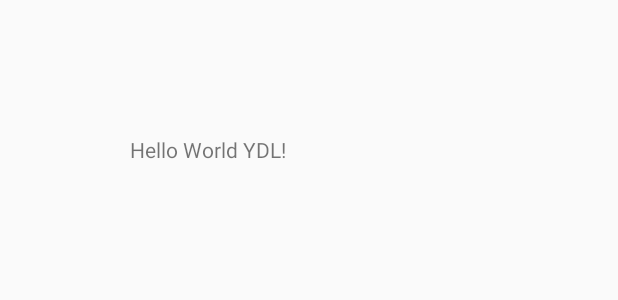
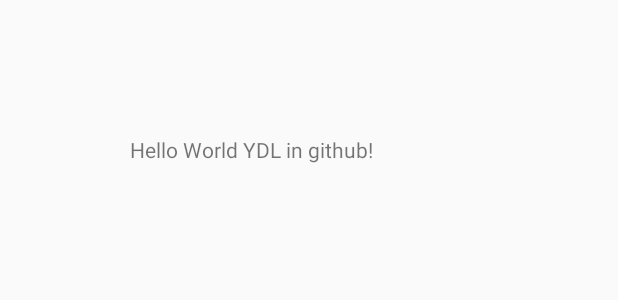
Before and after one commit to qch1976/helloworld7, an Android app: the layout activity_main.xml on its own in the app's theme, with its tools: preview values and no code run, on a phone screen of 412 x 824 dp. Shown: the top 300 px of the screen. Run offline under Robolectric (Android 15) with nearby library versions, the phone set to English and light mode, and no system bars.

Commit message:
try update

```diff
--- a/app2/src/main/res/layout/activity_main.xml
+++ b/app2/src/main/res/layout/activity_main.xml
@@ -11,7 +11,7 @@
         android:id="@+id/tv_hello"
         android:layout_width="221dp"
         android:layout_height="296dp"
-        android:text="Hello World YDL!"
+        android:text="Hello World YDL in github!"
         app:layout_constraintBottom_toBottomOf="parent"
         app:layout_constraintHorizontal_bias="0.455"
         app:layout_constraintLeft_toLeftOf="parent"
```
